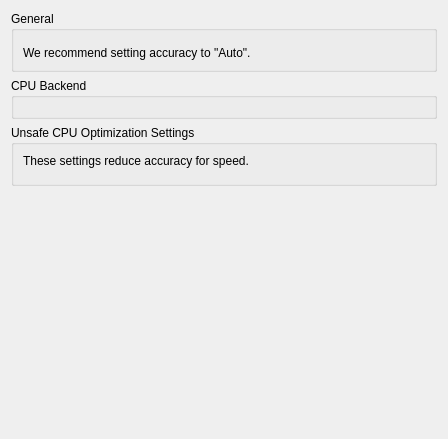
First picture: the form in src/citron/configuration/configure_cpu.ui, repository pflyly/citron-mirror, before the edit.
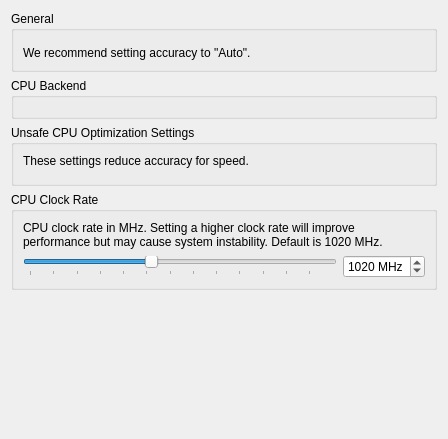
Second picture: the form after the edit.

Commit message: feat: add CPU clock rate slider to settings

The edit to the form file:
```diff
--- a/src/citron/configuration/configure_cpu.ui
+++ b/src/citron/configuration/configure_cpu.ui
@@ -126,6 +126,67 @@
        </layout>
       </widget>
      </item>
+     <item>
+      <widget class="QGroupBox" name="clock_rate_group">
+       <property name="title">
+        <string>CPU Clock Rate</string>
+       </property>
+       <layout class="QVBoxLayout">
+        <item>
+         <widget class="QLabel" name="label_clock_description">
+          <property name="text">
+           <string>CPU clock rate in MHz. Setting a higher clock rate will improve performance but may cause system instability. Default is 1020 MHz.</string>
+          </property>
+          <property name="wordWrap">
+           <bool>true</bool>
+          </property>
+         </widget>
+        </item>
+        <item>
+         <layout class="QHBoxLayout">
+          <item>
+           <widget class="QSlider" name="clock_rate_slider">
+            <property name="minimum">
+             <number>500</number>
+            </property>
+            <property name="maximum">
+             <number>1785</number>
+            </property>
+            <property name="value">
+             <number>1020</number>
+            </property>
+            <property name="orientation">
+             <enum>Qt::Horizontal</enum>
+            </property>
+            <property name="tickPosition">
+             <enum>QSlider::TicksBelow</enum>
+            </property>
+            <property name="tickInterval">
+             <number>100</number>
+            </property>
+           </widget>
+          </item>
+          <item>
+           <widget class="QSpinBox" name="clock_rate_spinbox">
+            <property name="suffix">
+             <string> MHz</string>
+            </property>
+            <property name="minimum">
+             <number>500</number>
+            </property>
+            <property name="maximum">
+             <number>1785</number>
+            </property>
+            <property name="value">
+             <number>1020</number>
+            </property>
+           </widget>
+          </item>
+         </layout>
+        </item>
+       </layout>
+      </widget>
+     </item>
      <item>
       <spacer name="verticalSpacer">
        <property name="orientation">
```
The commit also changes 5 other files.
